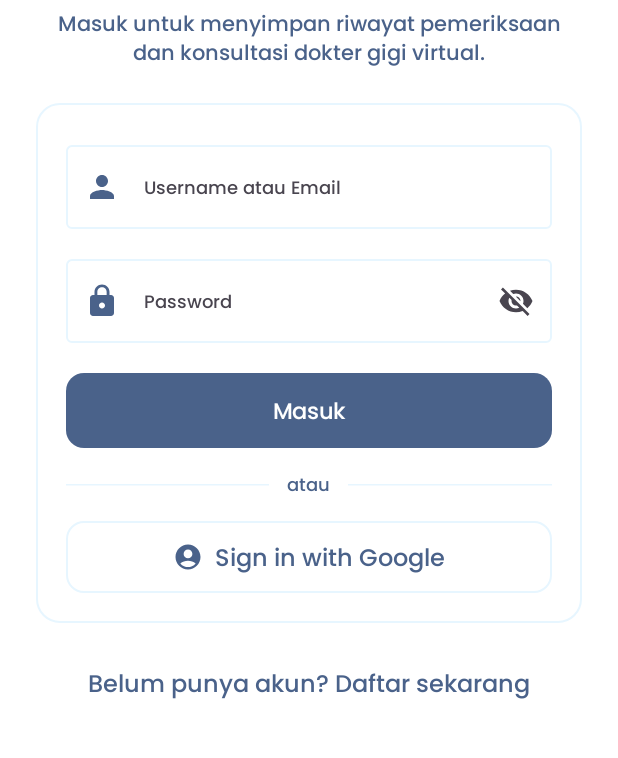
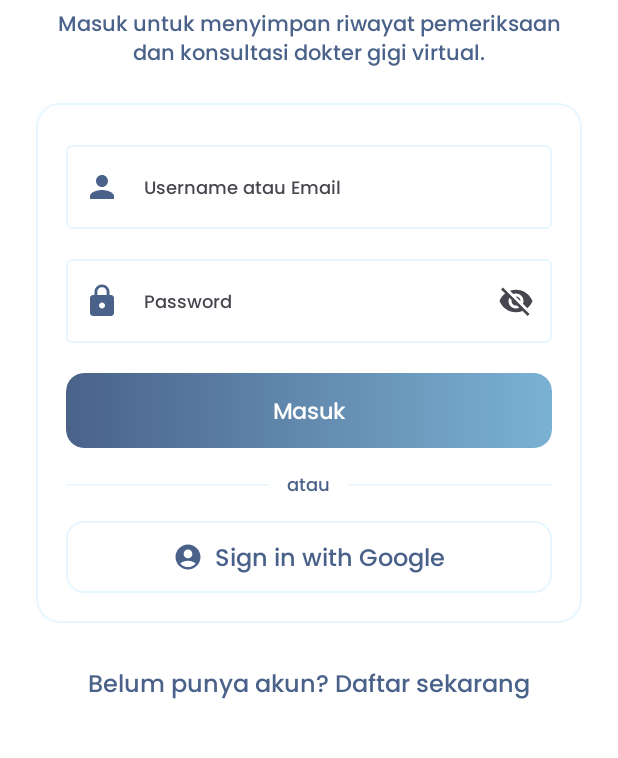
Before and after one commit to dvst05/OralHealthPlus, an Android app built with Jetpack Compose: the composable LoginScreen shown on its own in the app's theme, on a phone screen of 412 x 824 dp, the part 346-1104 px from its top. Run offline under Robolectric (Android 15) with nearby library versions, the phone set to English and light mode, and no system bars.

Commit message:
style: semua layar pakai warna dan tombol gradien tema Figma

```diff
--- a/app/src/main/java/com/kelompok4/oralhealthplus/MainActivity.kt
+++ b/app/src/main/java/com/kelompok4/oralhealthplus/MainActivity.kt
@@ -78,6 +78,7 @@ import com.kelompok4.oralhealthplus.feature.clinic.ClinicSection
 import com.kelompok4.oralhealthplus.feature.clinic.ClinicViewModel
 import com.kelompok4.oralhealthplus.ui.theme.BluePrimary
 import com.kelompok4.oralhealthplus.ui.theme.SurfaceBlue
+import com.kelompok4.oralhealthplus.ui.components.GradientFilledButton
 
 enum class AppTab {
     HOME,
@@ -418,9 +419,8 @@ fun MainAppHost() {
                 title = { Text("Perlu Masuk Akun", fontWeight = FontWeight.SemiBold) },
                 text = { Text(gateMessage) },
                 confirmButton = {
-                    Button(
+                    GradientFilledButton(
                         onClick = { openLoginFromGate() },
-                        colors = ButtonDefaults.buttonColors(containerColor = NavPrimaryBlue)
                     ) {
                         Text("Masuk / Daftar")
                     }
--- a/app/src/main/java/com/kelompok4/oralhealthplus/feature/auth/LoginScreen.kt
+++ b/app/src/main/java/com/kelompok4/oralhealthplus/feature/auth/LoginScreen.kt
@@ -60,6 +60,7 @@ import com.kelompok4.oralhealthplus.ui.theme.RedError
 import com.kelompok4.oralhealthplus.ui.theme.RedSoft
 import com.kelompok4.oralhealthplus.ui.theme.SurfaceBlue
 import com.kelompok4.oralhealthplus.ui.theme.White
+import com.kelompok4.oralhealthplus.ui.components.GradientFilledButton
 
 private val PrimaryBlue = BluePrimary
 private val BackgroundLight = White
@@ -183,10 +184,9 @@ fun LoginScreen(
 
                 Spacer(modifier = Modifier.height(20.dp))
 
-                Button(
+                GradientFilledButton(
                     onClick = { onLogin(username, password) },
                     enabled = !uiState.isLoading,
-                    colors = ButtonDefaults.buttonColors(containerColor = PrimaryBlue),
                     shape = RoundedCornerShape(12.dp),
                     modifier = Modifier
                         .fillMaxWidth()
--- a/app/src/main/java/com/kelompok4/oralhealthplus/feature/auth/RegisterScreen.kt
+++ b/app/src/main/java/com/kelompok4/oralhealthplus/feature/auth/RegisterScreen.kt
@@ -60,6 +60,7 @@ import com.kelompok4.oralhealthplus.ui.theme.RedError
 import com.kelompok4.oralhealthplus.ui.theme.RedSoft
 import com.kelompok4.oralhealthplus.ui.theme.SurfaceBlue
 import com.kelompok4.oralhealthplus.ui.theme.White
+import com.kelompok4.oralhealthplus.ui.components.GradientFilledButton
 
 private val RegPrimaryBlue = BluePrimary
 private val RegBackgroundLight = White
@@ -295,12 +296,11 @@ fun RegisterScreen(
 
                     Spacer(modifier = Modifier.height(20.dp))
 
-                    Button(
+                    GradientFilledButton(
                         onClick = {
                             onRegister(username, displayName, email, password, confirmPassword, verificationCode)
                         },
                         enabled = !uiState.isLoading,
-                        colors = ButtonDefaults.buttonColors(containerColor = RegPrimaryBlue),
                         shape = RoundedCornerShape(12.dp),
                         modifier = Modifier
                             .fillMaxWidth()
--- a/app/src/main/java/com/kelompok4/oralhealthplus/feature/chatbot/ChatbotScreen.kt
+++ b/app/src/main/java/com/kelompok4/oralhealthplus/feature/chatbot/ChatbotScreen.kt
@@ -82,6 +82,7 @@ import com.kelompok4.oralhealthplus.ui.theme.RedLight
 import com.kelompok4.oralhealthplus.ui.theme.RedSoft
 import com.kelompok4.oralhealthplus.ui.theme.SurfaceBlue
 import com.kelompok4.oralhealthplus.ui.theme.White
+import com.kelompok4.oralhealthplus.ui.components.GradientFilledButton
 
 private val ChatPrimaryBlue = BluePrimary
 private val ChatBackgroundLight = White
@@ -398,9 +399,8 @@ private fun GuestChatLockoutBar(onOpenLogin: () -> Unit) {
             lineHeight = 17.sp
         )
         Spacer(modifier = Modifier.height(10.dp))
-        Button(
+        GradientFilledButton(
             onClick = onOpenLogin,
-            colors = ButtonDefaults.buttonColors(containerColor = ChatPrimaryBlue),
             shape = RoundedCornerShape(10.dp),
             modifier = Modifier.fillMaxWidth()
         ) {
--- a/app/src/main/java/com/kelompok4/oralhealthplus/ui/components/CommonComponents.kt
+++ b/app/src/main/java/com/kelompok4/oralhealthplus/ui/components/CommonComponents.kt
@@ -4,6 +4,8 @@ import androidx.compose.foundation.background
 import androidx.compose.foundation.clickable
 import androidx.compose.foundation.layout.Box
 import androidx.compose.foundation.layout.Column
+import androidx.compose.foundation.layout.PaddingValues
+import androidx.compose.foundation.layout.RowScope
 import androidx.compose.foundation.layout.fillMaxWidth
 import androidx.compose.foundation.layout.height
 import androidx.compose.foundation.layout.padding
@@ -23,12 +25,16 @@ import androidx.compose.ui.draw.clip
 import androidx.compose.ui.geometry.Offset
 import androidx.compose.ui.graphics.Brush
 import androidx.compose.ui.graphics.Color
+import androidx.compose.ui.graphics.Shape
+import androidx.compose.ui.graphics.SolidColor
 import androidx.compose.ui.graphics.StrokeCap
 import androidx.compose.ui.semantics.contentDescription
 import androidx.compose.ui.semantics.semantics
 import androidx.compose.ui.tooling.preview.Preview
 import androidx.compose.ui.unit.dp
 import com.kelompok4.oralhealthplus.ui.theme.BlueLight
+import com.kelompok4.oralhealthplus.ui.theme.GreyDisabled
+import com.kelompok4.oralhealthplus.ui.theme.GreyDisabledText
 import com.kelompok4.oralhealthplus.ui.theme.OralHealthPlusTheme
 import com.kelompok4.oralhealthplus.ui.theme.PrimaryGradient
 
@@ -103,6 +109,37 @@ fun GradientButton(
     }
 }
 
+/**
+ * Pengganti Button biasa yang latarnya gradien (sesuai Figma).
+ * Parameternya sama dengan Button, jadi cukup ganti "Button(" menjadi "GradientFilledButton(" dan hapus baris "colors = ...".
+ * Untuk tombol Logout: brush = LogoutGradient.
+ */
+@Composable
+fun GradientFilledButton(
+    onClick: () -> Unit,
+    modifier: Modifier = Modifier,
+    enabled: Boolean = true,
+    shape: Shape = RoundedCornerShape(30.dp),
+    brush: Brush = PrimaryGradient,
+    contentPadding: PaddingValues = ButtonDefaults.ContentPadding,
+    content: @Composable RowScope.() -> Unit,
+) {
+    Button(
+        onClick = onClick,
+        modifier = modifier.clip(shape).background(if (enabled) brush else SolidColor(GreyDisabled), shape),
+        enabled = enabled,
+        shape = shape,
+        colors = ButtonDefaults.buttonColors(
+            containerColor = Color.Transparent,
+            contentColor = Color.White,
+            disabledContainerColor = Color.Transparent,
+            disabledContentColor = GreyDisabledText,
+        ),
+        contentPadding = contentPadding,
+        content = content,
+    )
+}
+
 /** Chip label kecil: "Article", "Video", "Certainty 87%". */
 @Composable
 fun LabelChip(text: String, modifier: Modifier = Modifier) {
```
Also changed, not shown: app/src/main/java/com/kelompok4/oralhealthplus/feature/auth/AccountProfileScreen.kt (+9 -10 lines), app/src/main/java/com/kelompok4/oralhealthplus/feature/clinic/ClinicScreen.kt (+4 -6 lines), app/src/main/java/com/kelompok4/oralhealthplus/feature/history/HistoryReportScreen.kt (+3 -4 lines).
